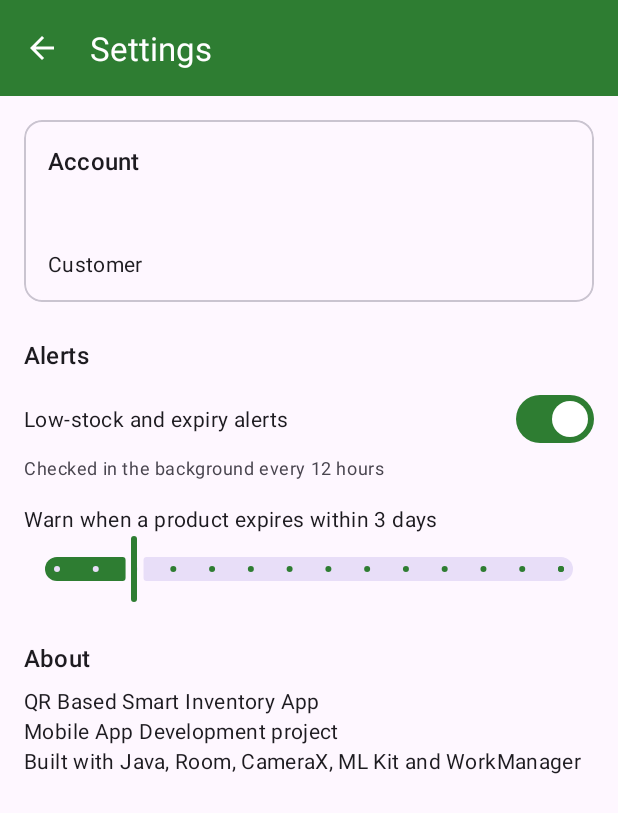
After one commit to Ashith-Shetty/QR_Based_Smart_Inventory_App, an Android app: the SettingsActivity screen opened directly, with no data from a screen before it, on a phone screen of 412 x 824 dp. The commit adds this screen. Shown: the top 813 px of the screen. Run offline under Robolectric (Android 15) with nearby library versions, the phone set to English and light mode, and no system bars.

Commit message:
Add Settings screen with alert preferences

```diff
--- a/app/src/main/AndroidManifest.xml
+++ b/app/src/main/AndroidManifest.xml
@@ -75,6 +75,11 @@
             android:name=".ui.StoreMapActivity"
             android:exported="false"
             android:label="Nearby stores" />
+
+        <activity
+            android:name=".ui.SettingsActivity"
+            android:exported="false"
+            android:label="Settings" />
     </application>
 
 </manifest>
--- a/app/src/main/java/com/yourname/qrinventory/service/NetworkMonitor.java
+++ b/app/src/main/java/com/yourname/qrinventory/service/NetworkMonitor.java
@@ -9,6 +9,8 @@ import android.os.Handler;
 import android.os.Looper;
 import android.util.Log;
 import android.widget.Toast;
+
+import com.yourname.qrinventory.utils.AppSettings;
 
 public class NetworkMonitor {
     private static final Handler MAIN = new Handler(Looper.getMainLooper());
@@ -37,7 +39,7 @@ public class NetworkMonitor {
             Log.d("NetworkMonitor", "online = " + now);
             if (now) {
                 Toast.makeText(app, "Back online", Toast.LENGTH_LONG).show();
-                WorkScheduler.runNow(app);   // re-run the stock/expiry check
+                if (AppSettings.alertsEnabled(app)) WorkScheduler.runNow(app);
             } else {
                 Toast.makeText(app, "You are offline", Toast.LENGTH_LONG).show();
             }
--- a/app/src/main/java/com/yourname/qrinventory/service/StockCheckWorker.java
+++ b/app/src/main/java/com/yourname/qrinventory/service/StockCheckWorker.java
@@ -6,9 +6,12 @@ import androidx.work.Worker;
 import androidx.work.WorkerParameters;
 import com.yourname.qrinventory.data.AppDatabase;
 import com.yourname.qrinventory.model.Product;
+import com.yourname.qrinventory.utils.AppSettings;
 import java.util.List;
 
 public class StockCheckWorker extends Worker {
+    public static final String KEY_MANUAL = "manual";
+
     public StockCheckWorker(@NonNull Context ctx, @NonNull WorkerParameters params) {
         super(ctx, params);
     }
@@ -16,18 +19,24 @@ public class StockCheckWorker extends Worker {
     @NonNull @Override
     public Result doWork() {
         Context ctx = getApplicationContext();
+        boolean manual = getInputData().getBoolean(KEY_MANUAL, false);
+        // The scheduled run respects the Settings switch; the "check now" button always runs
+        if (!manual && !AppSettings.alertsEnabled(ctx)) return Result.success();
+
         AppDatabase db = AppDatabase.get(ctx);
         NotificationHelper.createChannel(ctx);
 
         List<Product> low = db.productDao().lowStockNow();
-        long in3Days = System.currentTimeMillis() + 3L * 86400000L;
-        List<Product> expiring = db.productDao().expiringBefore(in3Days);
+        int days = AppSettings.expiryDays(ctx);
+        long limit = System.currentTimeMillis() + days * 86400000L;
+        List<Product> expiring = db.productDao().expiringBefore(limit);
 
         if (!low.isEmpty()) {
             NotificationHelper.show(ctx, 1001, "Low stock: " + low.size() + " items", names(low));
         }
         if (!expiring.isEmpty()) {
-            NotificationHelper.show(ctx, 1002, "Expiring within 3 days: " + expiring.size() + " items", names(expiring));
+            NotificationHelper.show(ctx, 1002,
+                    "Expiring within " + days + " days: " + expiring.size() + " items", names(expiring));
         }
         return Result.success();
     }
--- a/app/src/main/java/com/yourname/qrinventory/service/WorkScheduler.java
+++ b/app/src/main/java/com/yourname/qrinventory/service/WorkScheduler.java
@@ -1,6 +1,7 @@
 package com.yourname.qrinventory.service;
 
 import android.content.Context;
+import androidx.work.Data;
 import androidx.work.ExistingPeriodicWorkPolicy;
 import androidx.work.OneTimeWorkRequest;
 import androidx.work.PeriodicWorkRequest;
@@ -15,8 +16,10 @@ public class WorkScheduler {
                 "stock_check", ExistingPeriodicWorkPolicy.KEEP, req);
     }
 
-    // Runs the check once right now (for the demo and the "refresh" button)
+    // Runs the check once right now (the "check now" button), regardless of the Settings switch
     public static void runNow(Context ctx) {
-        WorkManager.getInstance(ctx).enqueue(new OneTimeWorkRequest.Builder(StockCheckWorker.class).build());
+        Data manual = new Data.Builder().putBoolean(StockCheckWorker.KEY_MANUAL, true).build();
+        WorkManager.getInstance(ctx).enqueue(
+                new OneTimeWorkRequest.Builder(StockCheckWorker.class).setInputData(manual).build());
     }
 }
--- a/app/src/main/java/com/yourname/qrinventory/ui/ProductsFragment.java
+++ b/app/src/main/java/com/yourname/qrinventory/ui/ProductsFragment.java
@@ -116,7 +116,7 @@ public class ProductsFragment extends Fragment {
                 }
                 if (id == R.id.action_print_qr) { printSheet(); return true; }
                 if (id == R.id.action_settings) {
-                    Toast.makeText(requireContext(), "Settings coming soon", Toast.LENGTH_SHORT).show();
+                    startActivity(new Intent(requireContext(), SettingsActivity.class));
                     return true;
                 }
                 return false;
--- /dev/null
+++ b/app/src/main/java/com/yourname/qrinventory/ui/SettingsActivity.java
@@ -0,0 +1,65 @@
+package com.yourname.qrinventory.ui;
+
+import android.os.Bundle;
+import android.view.View;
+import android.widget.TextView;
+
+import androidx.activity.EdgeToEdge;
+import androidx.appcompat.app.AppCompatActivity;
+import androidx.core.graphics.Insets;
+import androidx.core.view.ViewCompat;
+import androidx.core.view.WindowInsetsCompat;
+
+import com.google.android.material.materialswitch.MaterialSwitch;
+import com.google.android.material.slider.Slider;
+import com.yourname.qrinventory.R;
+import com.yourname.qrinventory.utils.AppSettings;
+import com.yourname.qrinventory.utils.SessionManager;
+
+public class SettingsActivity extends AppCompatActivity {
+
+    @Override
+    protected void onCreate(Bundle savedInstanceState) {
+        super.onCreate(savedInstanceState);
+        EdgeToEdge.enable(this);
+        setContentView(R.layout.activity_settings);
+
+        View root = findViewById(R.id.settings_root);
+        ViewCompat.setOnApplyWindowInsetsListener(root, (v, insets) -> {
+            Insets bars = insets.getInsets(WindowInsetsCompat.Type.systemBars());
+            v.setPadding(bars.left, bars.top, bars.right, bars.bottom);
+            return insets;
+        });
+        setSupportActionBar(findViewById(R.id.toolbar));
+        if (getSupportActionBar() != null) getSupportActionBar().setDisplayHomeAsUpEnabled(true);
+
+        TextView account = findViewById(R.id.tv_account);
+        account.setText(SessionManager.getName(this) + "\n" + SessionManager.getEmail(this) + "\n"
+                + (SessionManager.isAdmin(this) ? "Store manager (Admin)" : "Customer"));
+
+        MaterialSwitch alerts = findViewById(R.id.switch_alerts);
+        alerts.setChecked(AppSettings.alertsEnabled(this));
+        alerts.setOnCheckedChangeListener((b, on) -> AppSettings.setAlertsEnabled(this, on));
+
+        TextView tvDays = findViewById(R.id.tv_days);
+        Slider slider = findViewById(R.id.slider_days);
+        int days = AppSettings.expiryDays(this);
+        slider.setValue(days);
+        tvDays.setText(daysText(days));
+        slider.addOnChangeListener((sl, value, fromUser) -> {
+            int d = (int) value;
+            tvDays.setText(daysText(d));
+            if (fromUser) AppSettings.setExpiryDays(this, d);
+        });
+    }
+
+    private static String daysText(int d) {
+        return "Warn when a product expires within " + d + (d == 1 ? " day" : " days");
+    }
+
+    @Override
+    public boolean onSupportNavigateUp() {
+        finish();
+        return true;
+    }
+}
--- /dev/null
+++ b/app/src/main/java/com/yourname/qrinventory/utils/AppSettings.java
@@ -0,0 +1,20 @@
+package com.yourname.qrinventory.utils;
+
+import android.content.Context;
+import android.content.SharedPreferences;
+
+public class AppSettings {
+    private static final String PREFS = "app_settings";
+    private static final String KEY_ALERTS = "alerts_enabled";
+    private static final String KEY_DAYS = "expiry_days";
+
+    private static SharedPreferences prefs(Context c) {
+        return c.getApplicationContext().getSharedPreferences(PREFS, Context.MODE_PRIVATE);
+    }
+
+    public static boolean alertsEnabled(Context c) { return prefs(c).getBoolean(KEY_ALERTS, true); }
+    public static void setAlertsEnabled(Context c, boolean on) { prefs(c).edit().putBoolean(KEY_ALERTS, on).apply(); }
+
+    public static int expiryDays(Context c) { return prefs(c).getInt(KEY_DAYS, 3); }
+    public static void setExpiryDays(Context c, int days) { prefs(c).edit().putInt(KEY_DAYS, days).apply(); }
+}
--- /dev/null
+++ b/app/src/main/res/layout/activity_settings.xml
@@ -0,0 +1,102 @@
+<?xml version="1.0" encoding="utf-8"?>
+<LinearLayout xmlns:android="http://schemas.android.com/apk/res/android"
+    xmlns:app="http://schemas.android.com/apk/res-auto"
+    android:id="@+id/settings_root"
+    android:layout_width="match_parent"
+    android:layout_height="match_parent"
+    android:orientation="vertical">
+
+    <com.google.android.material.appbar.MaterialToolbar
+        android:id="@+id/toolbar"
+        android:layout_width="match_parent"
+        android:layout_height="?attr/actionBarSize"
+        android:background="?attr/colorPrimary"
+        android:theme="@style/ThemeOverlay.App.Toolbar"
+        app:title="Settings"
+        app:titleTextColor="?attr/colorOnPrimary" />
+
+    <ScrollView
+        android:layout_width="match_parent"
+        android:layout_height="0dp"
+        android:layout_weight="1">
+
+        <LinearLayout
+            android:layout_width="match_parent"
+            android:layout_height="wrap_content"
+            android:orientation="vertical"
+            android:padding="16dp">
+
+            <com.google.android.material.card.MaterialCardView
+                android:layout_width="match_parent"
+                android:layout_height="wrap_content">
+                <LinearLayout
+                    android:layout_width="match_parent"
+                    android:layout_height="wrap_content"
+                    android:orientation="vertical"
+                    android:padding="16dp">
+                    <TextView
+                        android:layout_width="wrap_content"
+                        android:layout_height="wrap_content"
+                        android:text="Account"
+                        android:textAppearance="?attr/textAppearanceTitleMedium" />
+                    <TextView
+                        android:id="@+id/tv_account"
+                        android:layout_width="wrap_content"
+                        android:layout_height="wrap_content"
+                        android:layout_marginTop="8dp"
+                        android:textAppearance="?attr/textAppearanceBodyMedium" />
+                </LinearLayout>
+            </com.google.android.material.card.MaterialCardView>
+
+            <TextView
+                android:layout_width="wrap_content"
+                android:layout_height="wrap_content"
+                android:layout_marginTop="24dp"
+                android:text="Alerts"
+                android:textAppearance="?attr/textAppearanceTitleMedium" />
+
+            <com.google.android.material.materialswitch.MaterialSwitch
+                android:id="@+id/switch_alerts"
+                android:layout_width="match_parent"
+                android:layout_height="wrap_content"
+                android:layout_marginTop="8dp"
+                android:text="Low-stock and expiry alerts" />
+
+            <TextView
+                android:layout_width="wrap_content"
+                android:layout_height="wrap_content"
+                android:text="Checked in the background every 12 hours"
+                android:textAppearance="?attr/textAppearanceBodySmall" />
+
+            <TextView
+                android:id="@+id/tv_days"
+                android:layout_width="wrap_content"
+                android:layout_height="wrap_content"
+                android:layout_marginTop="16dp"
+                android:textAppearance="?attr/textAppearanceBodyMedium" />
+
+            <com.google.android.material.slider.Slider
+                android:id="@+id/slider_days"
+                android:layout_width="match_parent"
+                android:layout_height="wrap_content"
+                android:stepSize="1"
+                android:valueFrom="1"
+                android:valueTo="14"
+                android:value="3" />
+
+            <TextView
+                android:layout_width="wrap_content"
+                android:layout_height="wrap_content"
+                android:layout_marginTop="24dp"
+                android:text="About"
+                android:textAppearance="?attr/textAppearanceTitleMedium" />
+
+            <TextView
+                android:layout_width="wrap_content"
+                android:layout_height="wrap_content"
+                android:layout_marginTop="8dp"
+                android:text="QR Based Smart Inventory App\nMobile App Development project\nBuilt with Java, Room, CameraX, ML Kit and WorkManager"
+                android:textAppearance="?attr/textAppearanceBodyMedium" />
+        </LinearLayout>
+    </ScrollView>
+</LinearLayout>
```
